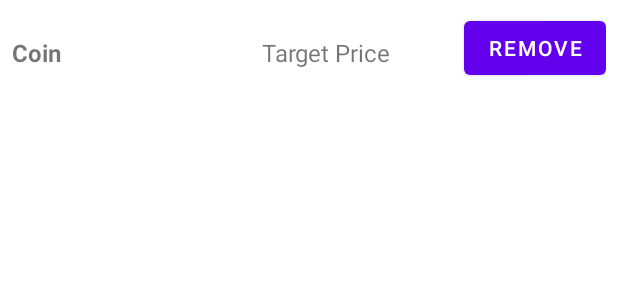
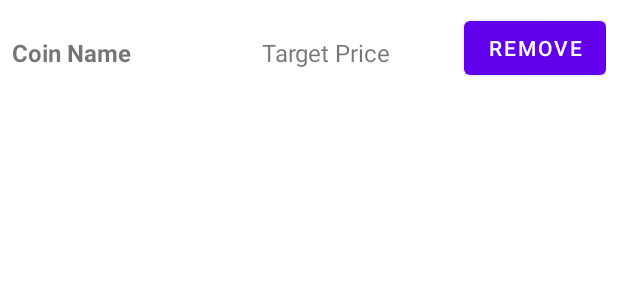
Before and after one commit to s22626/cryptotracker, an Android app: the layout alert_item.xml on its own in the app's theme, with its tools: preview values and no code run, on a phone screen of 412 x 824 dp. Shown: the top 300 px of the screen. Run offline under Robolectric (Android 15) with nearby library versions, the phone set to English and light mode, and no system bars.

Commit message:
add functionality change language
-fixed few things with @string and xml
-recreate home with swtich

```diff
--- a/app/src/main/res/layout/alert_item.xml
+++ b/app/src/main/res/layout/alert_item.xml
@@ -11,7 +11,7 @@
         android:layout_height="wrap_content"
         android:layout_marginTop="16dp"
         android:layout_marginEnd="8dp"
-        android:text="Coin"
+        android:text="@string/coin_name"
         android:textSize="16sp"
         android:textStyle="bold"
         app:layout_constraintEnd_toStartOf="@id/target_price_text_view"
@@ -24,7 +24,7 @@
         android:layout_width="0dp"
         android:layout_height="wrap_content"
         android:layout_marginTop="16dp"
-        android:text="Target Price"
+        android:text="@string/target_price"
         android:textSize="16sp"
         app:layout_constraintEnd_toStartOf="@id/remove_button"
         app:layout_constraintStart_toEndOf="@id/coin_text_view"
@@ -37,5 +37,5 @@
         android:layout_height="wrap_content"
         app:layout_constraintTop_toTopOf="parent"
         app:layout_constraintEnd_toEndOf="parent"
-        android:text="Remove"/>
+        android:text="@string/delete"/>
 </androidx.constraintlayout.widget.ConstraintLayout>
--- a/app/src/main/res/layout/fragment_home.xml
+++ b/app/src/main/res/layout/fragment_home.xml
@@ -21,7 +21,8 @@
         android:layout_marginTop="16dp"
         android:layout_marginEnd="16dp"
         app:layout_constraintEnd_toEndOf="parent"
-        app:layout_constraintTop_toTopOf="parent" />
+        app:layout_constraintTop_toTopOf="parent"
+        tools:ignore="UseSwitchCompatOrMaterialXml" />
 
     <TextView
         android:id="@+id/labelPL"
```
Also changed, not shown: app/src/main/java/com/example/cryptotracker/ui/home/HomeFragment.kt (+28 -2 lines).
